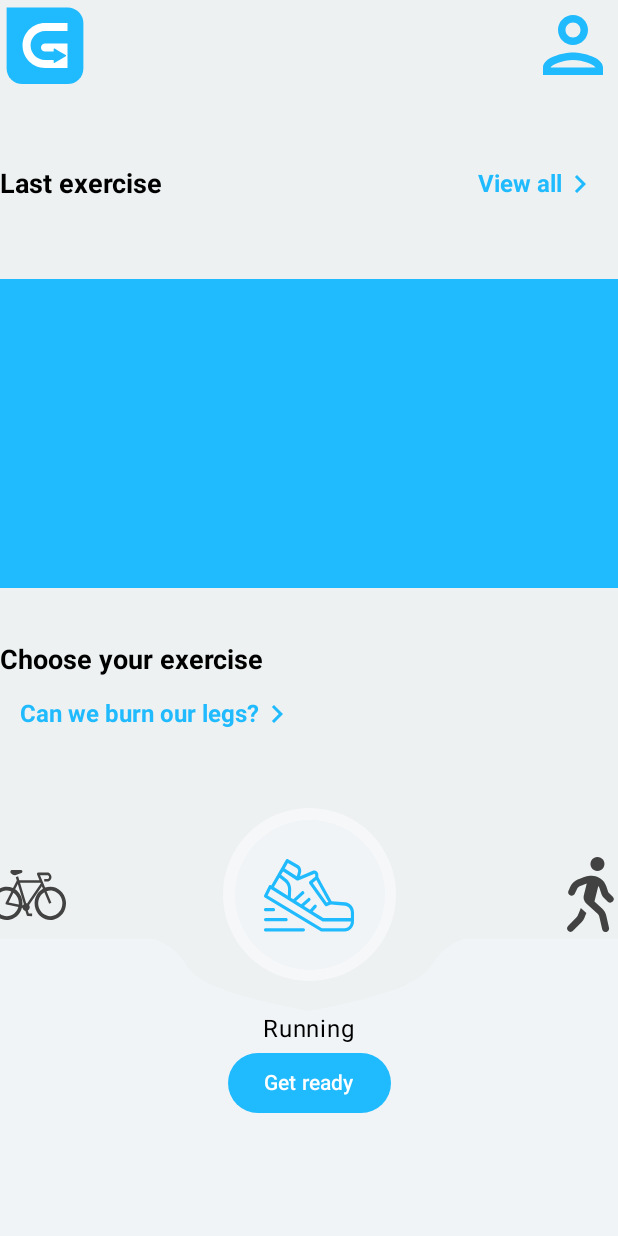
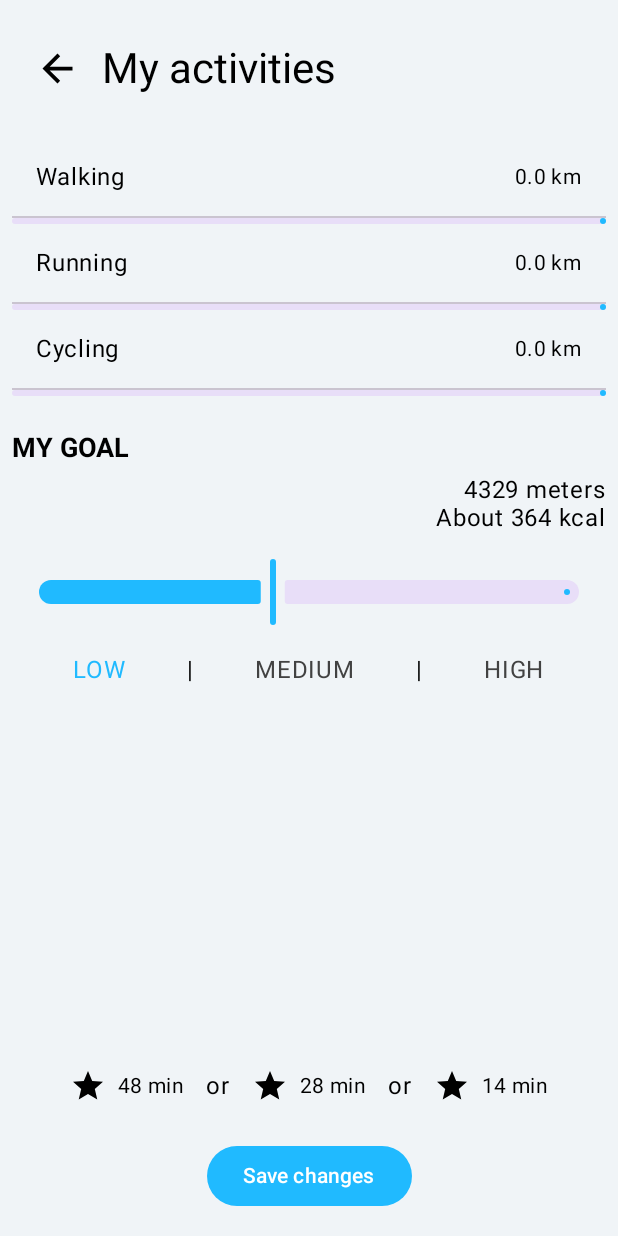
Before and after one commit to hyperether/getgoing-kmp, an Android app built with Jetpack Compose: the screen it shows after launch (MainActivity), after a tap on "View all", on a phone screen of 412 x 824 dp. Run offline under Robolectric (Android 15) with nearby library versions, the light colour scheme and no system bars; our stand-ins replace Room's generated code; libraries missing offline, so code that uses them is left out: androidx.sqlite.driver; 7 statements that could not run were skipped.

Commit message:
adding responsive activities slider

```diff
--- a/androidApp/src/main/java/com/hyperether/getgoing_kmp/android/presentation/navigation/Navigation.kt
+++ b/androidApp/src/main/java/com/hyperether/getgoing_kmp/android/presentation/navigation/Navigation.kt
@@ -8,6 +8,8 @@
 import androidx.navigation.compose.composable
 import androidx.navigation.navArgument
 import com.hyperether.getgoing_kmp.android.presentation.navigation.Arguments.USER_ID
+import com.hyperether.getgoing_kmp.android.presentation.scenes.activities.ActivitiesScreen
+import com.hyperether.getgoing_kmp.android.presentation.scenes.activities.ActivitiesViewModel
 import com.hyperether.getgoing_kmp.android.presentation.scenes.getgoing.GetGoingScreen
 import com.hyperether.getgoing_kmp.android.presentation.scenes.getgoing.GetGoingViewModel
 import com.hyperether.getgoing_kmp.android.presentation.scenes.profile.ProfileScreen
@@ -52,5 +54,15 @@
                 }
             )
         }
+
+        composable(
+            route = "${Screen.ActivitiesScreen.route}/{$USER_ID}",
+            arguments = listOf(navArgument(USER_ID) { type = NavType.LongType })
+        ) {backStackEntry->
+            val userId = backStackEntry.arguments?.getLong(USER_ID)
+            val viewModel: ActivitiesViewModel = viewModel()
+            ActivitiesScreen(userId = userId!!,viewModel=viewModel) { navController.navigateUp() }
+        }
+
     }
 }
--- a/androidApp/src/main/java/com/hyperether/getgoing_kmp/android/presentation/scenes/activities/ActivitiesScreen.kt
+++ b/androidApp/src/main/java/com/hyperether/getgoing_kmp/android/presentation/scenes/activities/ActivitiesScreen.kt
@@ -1,5 +1,6 @@
 package com.hyperether.getgoing_kmp.android.presentation.scenes.activities
 
+import android.widget.Toast
 import androidx.compose.foundation.layout.Arrangement
 import androidx.compose.foundation.layout.Column
 import androidx.compose.foundation.layout.Row
@@ -19,159 +20,233 @@
 import androidx.compose.material3.Slider
 import androidx.compose.material3.Text
 import androidx.compose.runtime.Composable
+import androidx.compose.runtime.LaunchedEffect
+import androidx.compose.runtime.MutableState
+import androidx.compose.runtime.getValue
+import androidx.compose.runtime.mutableStateOf
+import androidx.compose.runtime.remember
+import androidx.compose.runtime.setValue
 import androidx.compose.ui.Alignment
 import androidx.compose.ui.Modifier
+import androidx.compose.ui.platform.LocalContext
+import androidx.compose.ui.res.stringResource
 import androidx.compose.ui.tooling.preview.Preview
 import androidx.compose.ui.unit.dp
+import com.hyperether.getgoing_kmp.android.R
+import com.hyperether.getgoing_kmp.android.presentation.mock.MockRepo
+import com.hyperether.getgoing_kmp.android.presentation.ui.components.AppToolbar
 import com.hyperether.getgoing_kmp.android.presentation.ui.components.BoldLargeText
 import com.hyperether.getgoing_kmp.android.presentation.ui.components.PrimaryButton
-import com.hyperether.getgoing_kmp.android.presentation.ui.components.back
 import com.hyperether.getgoing_kmp.android.presentation.ui.theme.GetgoingkmpTheme
-
+import com.hyperether.getgoing_kmp.android.util.TimeUtils
+import com.hyperether.getgoing_kmp.repository.room.Route
 
 
 @Composable
-fun ActivitiesScreen(
-    viewModel: ActivitiesViewModel
+fun ActivitiesScreen(userId:Long,
+    viewModel: ActivitiesViewModel,
+    onBack: () -> Unit = {}
 ) {
-    val meters = viewModel.meters.value
+    LaunchedEffect(key1 = userId) {
+        viewModel.fetchUserById(userId)
+        viewModel.fetchRouteList()
+    }
+    val context =LocalContext.current
+    val meters = viewModel.meters
     val calories = viewModel.calories.value
-    val walkedValue=viewModel.walkedValue.value
+    val routes = viewModel.routeList.value
 
-    Column(modifier = Modifier
+    val walkedValue = viewModel.walkedValue.value
+
+    Column(
+        modifier = Modifier
             .fillMaxSize()
-        .padding(8.dp)) {
-        Spacer(modifier = Modifier.height(16.dp))
-        ActivitiesTopBar()
+            .padding(
+                start = 8.dp,
+                end = 8.dp,
+                bottom = 16.dp,
+                top = 16.dp
+            )
+    ) {
+        AppToolbar(
+            titleId = R.string.my_activities,
+            onNavigateBack = { onBack() }
+        )
 
         Spacer(modifier = Modifier.height(16.dp))
-        ActivityProgress("Walking")
-        ActivityProgress(activity = "Running")
-        ActivityProgress(activity = "Cycling")
 
+        ActivityProgress(activityName = stringResource(R.string.walking_lbl),Activities.WALKING.value,routes,viewModel.meters.value)
+        ActivityProgress(activityName = stringResource(R.string.running_lbl),Activities.RUNNING.value,routes,viewModel.meters.value)
+        ActivityProgress(activityName = stringResource(R.string.cycling_lbl),Activities.CYCLING.value,routes,viewModel.meters.value)
+
+        Spacer(modifier = Modifier.height(24.dp))
+
+        Column(
+            modifier = Modifier.fillMaxSize(),
+            horizontalAlignment = Alignment.CenterHorizontally,
+            verticalArrangement = Arrangement.SpaceBetween
+        ) {
             GoalSection(meters, calories, viewModel)
-        ActivityTimeEstimations(meters, viewModel)
             Column(
-            modifier = Modifier
-                .fillMaxWidth()
-                .height(200.dp),
+                modifier = Modifier.fillMaxWidth(),
                 horizontalAlignment = Alignment.CenterHorizontally
             ) {
+                ActivityTimeEstimations(meters.value)
+                PrimaryButton(stringResource(R.string.save_changes_btn)) {
+                    viewModel.saveChanges()
+                    Toast.makeText(context,
+                        context.getString(R.string.changes_saved_toast),Toast.LENGTH_LONG).show()
+                }
+            }
 
-            PrimaryButton("Save changes") {
-                viewModel.saveChanges()
-            }
         }
     }
 }
 
 @Composable
-fun ActivityProgress(activity: String) {
-    Row(modifier = Modifier
+fun ActivityProgress(activityName: String, activityID:Int, routes: List<Route>,goalMeters:Int) {
+    var activitySum=0.0f
+
+    for ( route in routes){
+        if(route.activity_id==activityID){
+            activitySum+=route.length.toFloat()
+        }
+    }
+
+    val activityPercentage= ((activitySum*1000)/goalMeters)
+
+    Row(
+        modifier = Modifier
             .fillMaxWidth()
             .padding(16.dp),
         verticalAlignment = Alignment.CenterVertically
     ) {
-        Text(activity, modifier = Modifier.weight(1f), style = MaterialTheme.typography.bodyLarge)
-        Text("0km", style = MaterialTheme.typography.bodyMedium)
+        Text(activityName, modifier = Modifier.weight(1f), style = MaterialTheme.typography.bodyLarge)
+        Text(activitySum.toString()+" km", style = MaterialTheme.typography.bodyMedium)
     }
     Divider()
     LinearProgressIndicator(
-        progress = { 0.1f },
+        progress = {activityPercentage },
         modifier = Modifier.fillMaxWidth(),
     )
 }
 
+
 @Composable
-fun ActivitiesTopBar() {
-    Row(verticalAlignment = Alignment.CenterVertically ) {
-        back()
-        Text("My activities", style = MaterialTheme.typography.headlineMedium, modifier = Modifier.padding(start = 16.dp))
+fun GoalSection(meters: MutableState<Int>, calories: Int, viewModel: ActivitiesViewModel) {
+    var goalValue by remember { mutableStateOf(GoalValues.LOW) }
+
+    Column(modifier = Modifier.fillMaxWidth()) {
+
+        Row(
+            modifier = Modifier.fillMaxWidth(),
+            horizontalArrangement = Arrangement.SpaceBetween,
+            verticalAlignment = Alignment.CenterVertically
+        ) {
+            Column {
+                BoldLargeText(stringResource(R.string.my_goal_lbl))
+                Spacer(modifier = Modifier.height(8.dp))
+            }
+
+
+        }
+        Column(modifier = Modifier.fillMaxWidth(), horizontalAlignment = Alignment.End) {
+            Text("${meters.value} meters", style = MaterialTheme.typography.bodyLarge)
+            Text("About $calories kcal", style = MaterialTheme.typography.bodyLarge)
+        }
+        Slider(
+            value = meters.value.toFloat(),
+            onValueChange = { newValue ->
+                viewModel.setMeters(newValue.toInt())
+                if (newValue < 3333) {
+                    goalValue = GoalValues.LOW
+                } else if (newValue < 6666) {
+                    goalValue = GoalValues.MEDIUM
+                } else {
+                    goalValue = GoalValues.HIGH
+                }
+            },
+            valueRange = 0f..10000f,
+            modifier = Modifier.padding(16.dp)
+        )
+        Row(
+            modifier = Modifier.fillMaxWidth(),
+            horizontalArrangement = Arrangement.SpaceEvenly,
+            verticalAlignment = Alignment.CenterVertically
+        ) {
+            GoalLabel(GoalValues.LOW,goalValue)
+            Text("|")
+            GoalLabel(GoalValues.MEDIUM,goalValue)
+            Text("|")
+            GoalLabel(GoalValues.HIGH,goalValue)
+        }
     }
 }
 
 @Composable
-fun GoalSection(meters: Int, calories: Int, viewModel: ActivitiesViewModel) {
-    Column(modifier = Modifier.fillMaxWidth()) {
-
-
-        Row ( modifier = Modifier.fillMaxWidth(),
-            horizontalArrangement = Arrangement.SpaceBetween,
-            verticalAlignment = Alignment.CenterVertically){
-            Column {
-                BoldLargeText("MY GOAL")
-                Spacer(modifier = Modifier.height(8.dp))
-            }
-            Column {
-                Text("$meters meters", style = MaterialTheme.typography.bodyLarge)
-                Text("About $calories kcal", style = MaterialTheme.typography.bodyLarge)
-            }
-
-        }
-        Slider(
-            value = meters.toFloat(),
-            onValueChange = { newValue -> viewModel.setMeters(newValue.toInt()) },
-            valueRange = 0f..10000f,
-            modifier = Modifier.padding(16.dp)
+fun GoalLabel(goalValue: GoalValues,currentGoal: GoalValues) {
+    Text(
+        text = goalValue.name,
+        color = if (currentGoal == goalValue) MaterialTheme.colorScheme.primary else MaterialTheme.colorScheme.tertiary,
+        style = MaterialTheme.typography.bodyLarge
     )
 }
-}
-
 @Composable
-fun ActivityTimeEstimations(meters: Int, viewModel: ActivitiesViewModel) {
-    Row(modifier = Modifier.fillMaxWidth().padding(24.dp),
-        horizontalArrangement = Arrangement.SpaceBetween,
+fun ActivityTimeEstimations(meters: Int) {
+    Row(
+        modifier = Modifier
+            .fillMaxWidth()
+            .padding(24.dp),
+        horizontalArrangement = Arrangement.SpaceEvenly,
         verticalAlignment = Alignment.CenterVertically
     )
     {
 
-        Row{
+        Row(verticalAlignment = Alignment.CenterVertically) {
             Icon(Icons.Default.Star, contentDescription = "Walking")
             Spacer(modifier = Modifier.width(8.dp))
-            Text("${viewModel.walkingTime(meters)} min", style = MaterialTheme.typography.bodyMedium)
+            Text(
+                "${TimeUtils.getTimeEstimates(meters)[0]} min",
+                style = MaterialTheme.typography.bodyMedium
+            )
         }
         Text(text = "or")
-        Row {
+        Row(verticalAlignment = Alignment.CenterVertically) {
             Icon(Icons.Default.Star, contentDescription = "Running")
             Spacer(modifier = Modifier.width(8.dp))
-            Text("${viewModel.runningTime(meters)} min", style = MaterialTheme.typography.bodyMedium)
+            Text(
+                "${TimeUtils.getTimeEstimates(meters)[1]} min",
+                style = MaterialTheme.typography.bodyMedium
+            )
         }
         Text(text = "or")
-        Row{
+        Row(verticalAlignment = Alignment.CenterVertically) {
             Icon(Icons.Default.Star, contentDescription = "Cycling")
             Spacer(modifier = Modifier.width(8.dp))
-            Text("${viewModel.cyclingTime(meters)} min", style = MaterialTheme.typography.bodyMedium)
+            Text(
+                "${TimeUtils.getTimeEstimates(meters)[2]} min",
+                style = MaterialTheme.typography.bodyMedium
+            )
         }
 
     }
-
-
-
-
-
-//    Column(modifier = Modifier.padding(16.dp)) {
-//        Row(modifier = Modifier.fillMaxWidth()) {
-//            Icon(Icons.Default.Star, contentDescription = "Walking")
-//            Spacer(modifier = Modifier.width(8.dp))
-//            Text("${viewModel.walkingTime(meters)} min", style = MaterialTheme.typography.bodyMedium)
-//        }
-//        Row(modifier = Modifier.fillMaxWidth()) {
-//            Icon(Icons.Default.Star, contentDescription = "Running")
-//            Spacer(modifier = Modifier.width(8.dp))
-//            Text("${viewModel.runningTime(meters)} min", style = MaterialTheme.typography.bodyMedium)
-//        }
-//        Row(modifier = Modifier.fillMaxWidth()) {
-//            Icon(Icons.Default.Star, contentDescription = "Cycling")
-//            Spacer(modifier = Modifier.width(8.dp))
-//            Text("${viewModel.cyclingTime(meters)} min", style = MaterialTheme.typography.bodyMedium)
-//        }
-//    }
 }
 
 @Preview(showBackground = true, showSystemUi = true)
 @Composable
 fun PreviewActivityScreen() {
     GetgoingkmpTheme {
-        ActivitiesScreen(viewModel = ActivitiesViewModel())
+        ActivitiesScreen(viewModel = ActivitiesViewModel(MockRepo()), userId = 3)
     }
 }
+
+enum class GoalValues {
+    LOW,
+    MEDIUM,
+    HIGH
+}
+enum class Activities(val value: Int){
+    WALKING(value=1),
+    RUNNING(value = 2),
+    CYCLING(value =3)
+}
--- a/androidApp/src/main/java/com/hyperether/getgoing_kmp/android/presentation/scenes/activities/ActivitiesViewModel.kt
+++ b/androidApp/src/main/java/com/hyperether/getgoing_kmp/android/presentation/scenes/activities/ActivitiesViewModel.kt
@@ -1,30 +1,82 @@
 package com.hyperether.getgoing_kmp.android.presentation.scenes.activities
 
+import android.widget.Toast
+import androidx.compose.runtime.mutableStateListOf
 import androidx.compose.runtime.mutableStateOf
 import androidx.lifecycle.ViewModel
+import androidx.lifecycle.viewModelScope
+import com.google.android.gms.maps.model.LatLng
+import com.hyperether.getgoing_kmp.android.App
+import com.hyperether.getgoing_kmp.android.util.CaloriesCalculation
+import com.hyperether.getgoing_kmp.model.User
+import com.hyperether.getgoing_kmp.repository.GgRepository
+import com.hyperether.getgoing_kmp.repository.room.Route
+import kotlinx.coroutines.flow.MutableStateFlow
+import kotlinx.coroutines.flow.asStateFlow
+import kotlinx.coroutines.launch
 import kotlin.math.roundToInt
 
-class ActivitiesViewModel() : ViewModel() {
+class ActivitiesViewModel(private val repository: GgRepository = App.getRepository()) : ViewModel() {
 
+    var mockRoute=mockR()
+    var routeList =mutableStateOf(emptyList<Route>())
     var meters = mutableStateOf(4329)
         private set
 
     val calories = mutableStateOf(calculateCalories(meters.value))
     val walkedValue= mutableStateOf(232)
+    private var _user = MutableStateFlow<User?>(null)
+    val user
+        get() = _user.asStateFlow()
 
     fun setMeters(newMeters: Int) {
         meters.value = newMeters
         calories.value = calculateCalories(newMeters)
+        user.value?.let {
+            calories.value= ((newMeters/10) * 0.0112* it.weight).toInt()
+        }
+    }
+    fun fetchUserById(userId: Long) {
+        viewModelScope.launch {
+            repository.getUser(userId).collect {
+                _user.value = it
+                it?.let {
+                    meters.value=it.goalMeters
+                    calories.value=calculateCalories(it.goalMeters)
+                }
+            }
+        }
     }
 
+    fun mockR(): List<Route> {
+        val list= mutableListOf<Route>()
+        list.add(Route(1, 1, 1.0, 3.9, "", 1.0, 1.0, 1, 1))
+        list.add(Route(1, 1, 1.0, 4.0, "", 1.0, 1.0, 2, 1))
+        list.add(Route(1, 1, 1.0, 2.0, "", 1.0, 1.0, 3, 1))
+        list.add(Route(1, 1, 1.0, 0.0, "", 1.0, 1.0, 1, 1))
+
+        return list
+    }
+
+    fun fetchRouteList(){
+        viewModelScope.launch {
+            routeList.value=repository.getAllRoutes()
+        }
+    }
     private fun calculateCalories(meters: Int): Int {
         return (meters * 0.084).roundToInt()
     }
 
-    fun walkingTime(meters: Int): Int = (meters / 100).toInt()
-    fun runningTime(meters: Int): Int = (meters / 200).toInt()
-    fun cyclingTime(meters: Int): Int = (meters / 300).toInt()
     fun saveChanges(){
-
+        viewModelScope.launch {
+            val currentUser = _user.value
+            currentUser?.let {
+                repository.updateUser(
+                    it.copy(
+                        goalMeters = meters.value,
+                    )
+                )
+            }
+        }
     }
 }
--- a/androidApp/src/main/java/com/hyperether/getgoing_kmp/android/presentation/scenes/getgoing/GetGoingScreen.kt
+++ b/androidApp/src/main/java/com/hyperether/getgoing_kmp/android/presentation/scenes/getgoing/GetGoingScreen.kt
@@ -63,7 +63,8 @@
                 verticalAlignment = Alignment.CenterVertically
             ) {
                 BoldLargeText(text = stringResource(R.string.last_exercise))
-                ButtonTextIcon("View all", Icons.Default.KeyboardArrowRight)
+                ButtonTextIcon("View all", Icons.Default.KeyboardArrowRight,click= {
+                    navigateTo("${Screen.ActivitiesScreen.route}/${viewModel.userId}")})
             }
 
             LastExercise()
--- a/androidApp/src/main/res/values/strings.xml
+++ b/androidApp/src/main/res/values/strings.xml
@@ -9,4 +9,11 @@
     <string name="my_profile">My profile</string>
     <string name="my_data">MY DATA</string>
     <string name="total_activities">TOTAL ACTIVITIES</string>
+    <string name="my_activities">My activities</string>
+    <string name="save_changes_btn">Save changes</string>
+    <string name="changes_saved_toast">Changes saved</string>
+    <string name="walking_lbl">Walking</string>
+    <string name="running_lbl">Running</string>
+    <string name="cycling_lbl">Cycling</string>
+    <string name="my_goal_lbl">MY GOAL</string>
 </resources>
--- a/shared/src/commonMain/kotlin/com/hyperether/getgoing_kmp/model/User.kt
+++ b/shared/src/commonMain/kotlin/com/hyperether/getgoing_kmp/model/User.kt
@@ -9,7 +9,8 @@
     var height: Int = 0,
     var weight: Int = 0,
     var totalKm: Double = 0.00,
-    var totalKcal: Int = 0
+    var totalKcal: Int = 0,
+    var goalMeters: Int = 0
 ) {
     fun toUserEntity(): UserEntity {
         return UserEntity(
@@ -19,7 +20,8 @@
             height = height,
             weight = weight,
             totalKm = totalKm,
-            totalKcal = totalKcal
+            totalKcal = totalKcal,
+            goalMeters = goalMeters
         )
     }
 }
--- a/shared/src/commonMain/kotlin/com/hyperether/getgoing_kmp/repository/room/UserEntity.kt
+++ b/shared/src/commonMain/kotlin/com/hyperether/getgoing_kmp/repository/room/UserEntity.kt
@@ -14,7 +14,8 @@
     var height: Int = 0,
     var weight: Int = 0,
     var totalKm: Double = 0.00,
-    var totalKcal: Int = 0
+    var totalKcal: Int = 0,
+    var goalMeters:Int =0
 ) {
     fun toUser(): User {
         return User(
@@ -24,7 +25,8 @@
             height = height,
             weight = weight,
             totalKm = totalKm,
-            totalKcal = totalKcal
+            totalKcal = totalKcal ,
+            goalMeters= goalMeters
         )
     }
 
```
Also changed, not shown: androidApp/src/main/java/com/hyperether/getgoing_kmp/android/presentation/ui/components/Icons.kt (+0 -9 lines). Lines whose indentation alone changed are shown as unchanged.
